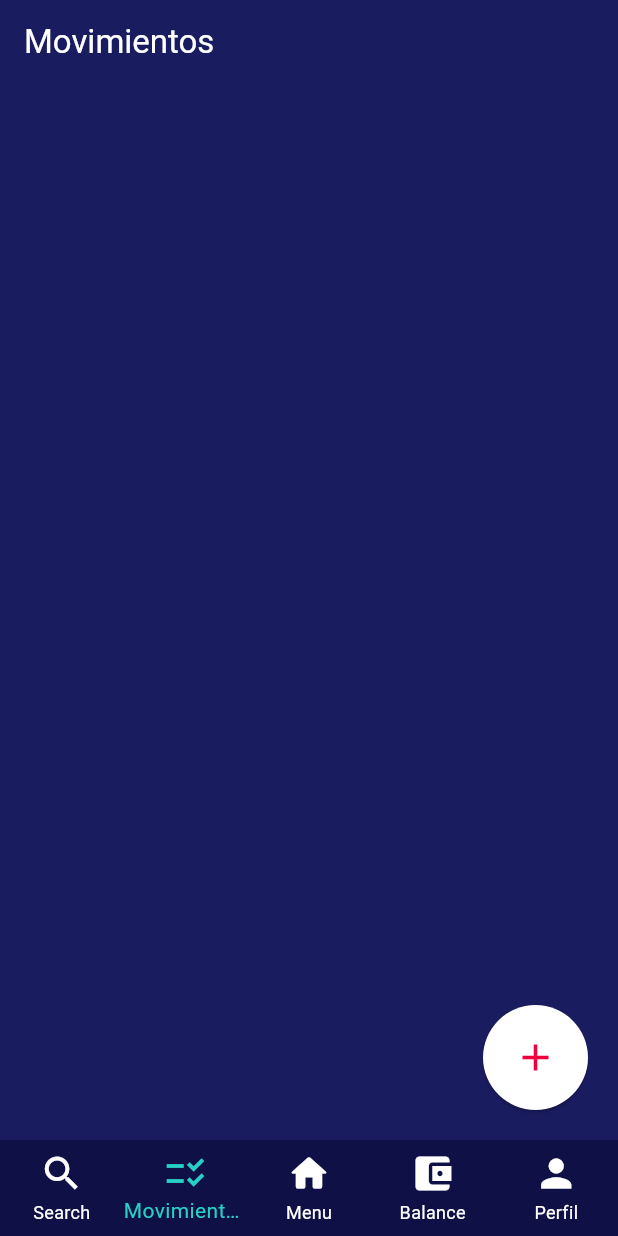
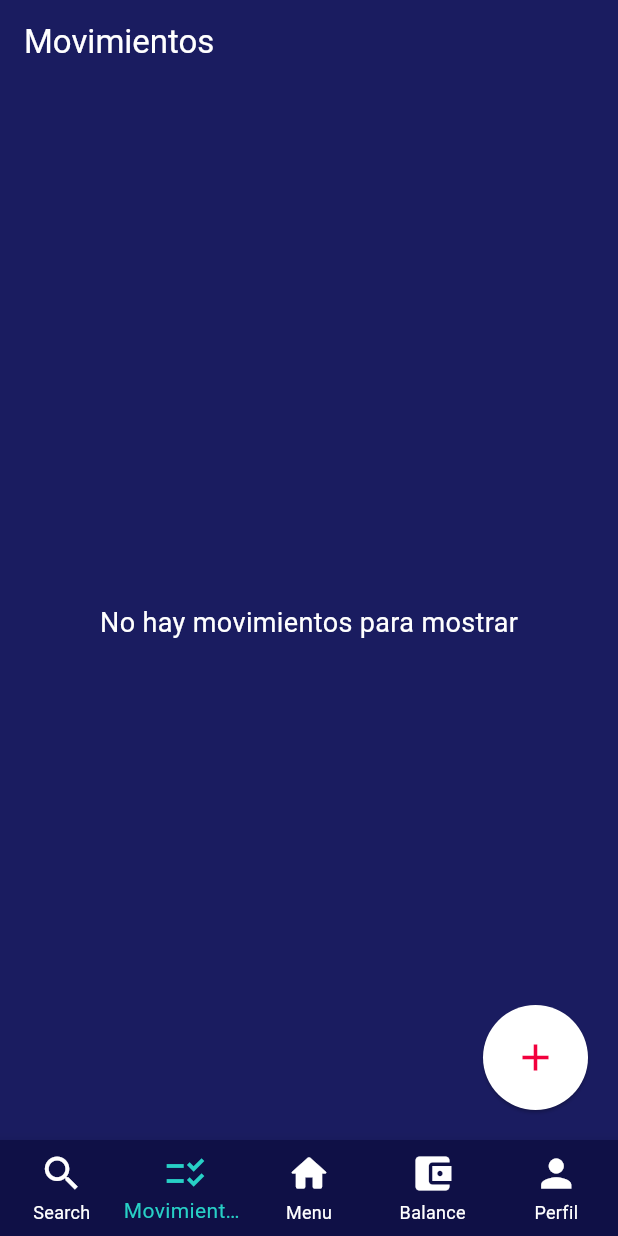
Before and after one commit to Yura1205/Smart_Budget, a Flutter app: the screen it shows after launch, item 2 of the bottom bar chosen, on a phone screen of 412 x 824 dp. Run offline on Flutter 3.47's test engine with Material 3 defaults, Android fonts, the phone set to English and light mode, and no system bars; our stand-ins replace sqflite; accounts and stored records are empty.

Commit message:
Empty Message

```diff
--- a/lib/pages/Movimientos.dart
+++ b/lib/pages/Movimientos.dart
@@ -63,6 +63,15 @@ class _MovimientosState extends State<Movimientos> {
     );
   }
 
+  Widget _buildEmptyMessage() {
+    return Center(
+      child: Text(
+        "No hay movimientos para mostrar",
+        style: TextStyle(color: Colors.white, fontSize: 18),
+      ),
+    );
+  }
+
   @override
   Widget build(BuildContext context) {
     return SafeArea(
@@ -82,7 +91,9 @@ class _MovimientosState extends State<Movimientos> {
                 children: [
                   SizedBox(height: 15),
                   Expanded(
-                    child: ListView.builder(
+                    child: movimientos.isEmpty
+                        ? _buildEmptyMessage()
+                        : ListView.builder(
                             itemCount: movimientos.length,
                             itemBuilder: (context, index) {
                               final movimiento = movimientos[index];
```
Lines whose indentation alone changed are shown as unchanged.
